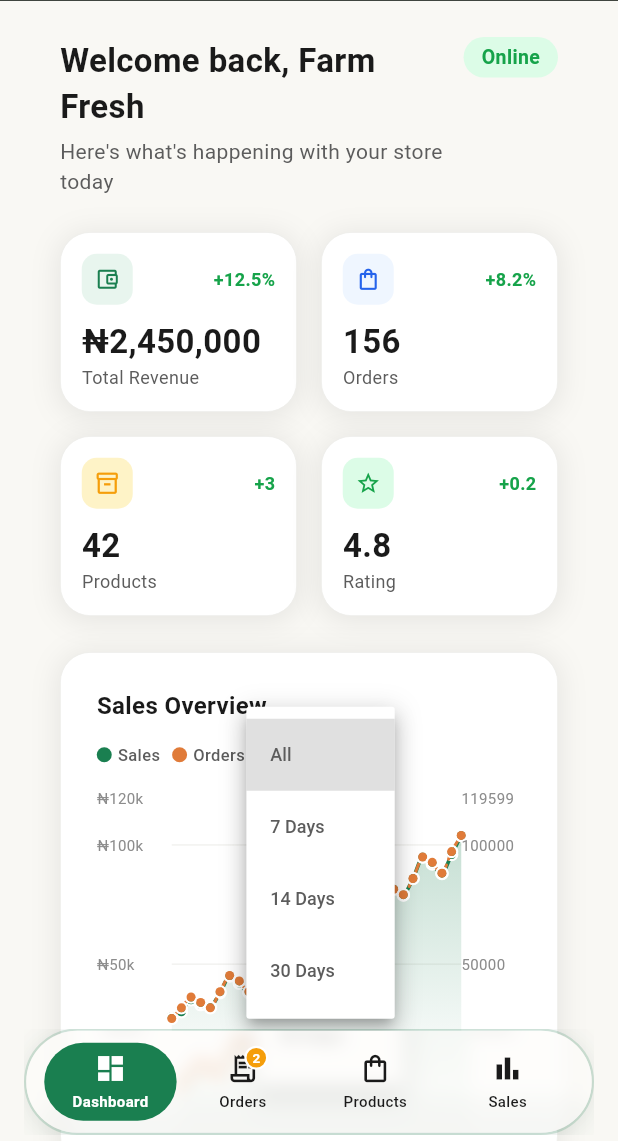
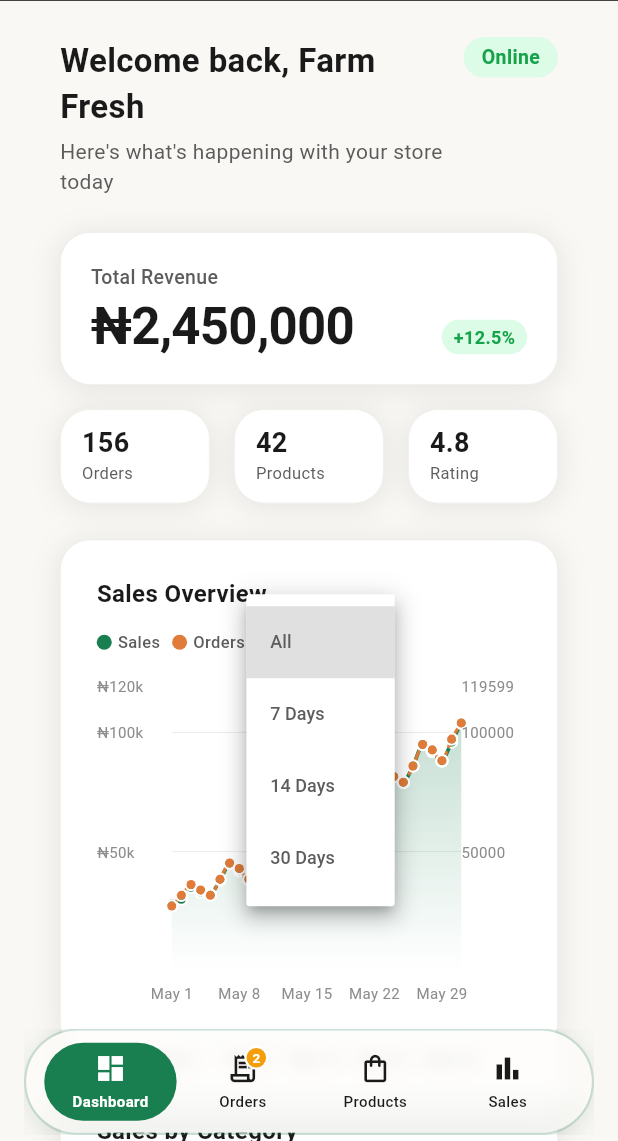
Before and after one commit to Delian21/growbox-vendor, a Flutter app: the MainLayout screen opened directly with empty values, after a tap on "All", on a phone screen of 412 x 824 dp, the part 95-1236 px from its top. Run offline on Flutter 3.47's test engine with Material 3 defaults, Android fonts, the phone set to English and light mode, and no system bars; drawn by our look-alikes of fl_chart; our stand-ins replace flutter_staggered_animations, go_router, image_picker, shared_preferences; accounts and stored records are empty.

Commit message:
Refactor stats grid layout and update stat card structure for improved readability

```diff
--- a/lib/features/dashboard/dashboard_screen.dart
+++ b/lib/features/dashboard/dashboard_screen.dart
@@ -182,99 +182,146 @@ class _DashboardScreenState extends State<DashboardScreen> {
     );
   }
 
-  // ── STATS CARDS — 2x2 bento grid ──
+  // ── STATS — 1 primary metric, 3 secondary ──
   Widget _buildStatsGrid(BuildContext context, bool isDark) {
-    final stats = [
-      _StatCard(title: 'Total Revenue', value: formatCurrency(2450000), change: '+12.5%', isPositive: true, icon: Icons.account_balance_wallet_outlined, color: AppColors.primary, bgColor: AppColors.primarySurface),
-      _StatCard(title: 'Orders', value: '156', change: '+8.2%', isPositive: true, icon: Icons.shopping_bag_outlined, color: AppColors.info, bgColor: AppColors.infoLight),
-      _StatCard(title: 'Products', value: '42', change: '+3', isPositive: true, icon: Icons.inventory_2_outlined, color: AppColors.warning, bgColor: AppColors.warningLight),
-      _StatCard(title: 'Rating', value: '4.8', change: '+0.2', isPositive: true, icon: Icons.star_outline, color: AppColors.success, bgColor: AppColors.successLight),
+    final primary = _StatCard(
+      title: 'Total Revenue',
+      value: formatCurrency(2450000),
+      change: '+12.5%',
+    );
+    const secondary = [
+      _StatCard(title: 'Orders', value: '156'),
+      _StatCard(title: 'Products', value: '42'),
+      _StatCard(title: 'Rating', value: '4.8'),
     ];
 
-    return LayoutBuilder(
-      builder: (context, constraints) {
-        final columns = constraints.maxWidth > 700 ? 4 : 2;
-        final itemWidth = (constraints.maxWidth - AppDimensions.lg * (columns - 1)) / columns;
     return AnimatedSwitcher(
       duration: const Duration(milliseconds: 350),
       child: _isRefreshing
-              ? Wrap(
+          ? Column(
               key: const ValueKey('skeleton'),
-                  spacing: AppDimensions.lg,
-                  runSpacing: AppDimensions.lg,
-                  children: List.generate(4, (_) => SizedBox(
-                    width: itemWidth,
-                    child: const GrowboxCard(
-                      padding: EdgeInsets.all(14),
-                      child: StatCardSkeleton(),
+              children: [
+                const GrowboxCard(padding: EdgeInsets.all(20), child: StatCardSkeleton()),
+                const SizedBox(height: AppDimensions.lg),
+                Row(
+                  children: [
+                    for (var i = 0; i < 3; i++) ...[
+                      if (i > 0) const SizedBox(width: AppDimensions.lg),
+                      const Expanded(child: GrowboxCard(padding: EdgeInsets.all(14), child: StatCardSkeleton())),
+                    ],
+                  ],
                 ),
-                  )).toList(),
+              ],
             )
-              : Wrap(
+          : Column(
               key: const ValueKey('data'),
-                  spacing: AppDimensions.lg,
-                  runSpacing: AppDimensions.lg,
-                  children: stats.map((stat) => SizedBox(
-                    width: itemWidth,
-                    child: _buildStatCard(context, stat, isDark),
-                  )).toList(),
+              children: [
+                _buildPrimaryStatCard(context, primary, isDark),
+                const SizedBox(height: AppDimensions.lg),
+                Row(
+                  children: [
+                    for (var i = 0; i < secondary.length; i++) ...[
+                      if (i > 0) const SizedBox(width: AppDimensions.lg),
+                      Expanded(child: _buildSecondaryStatCard(context, secondary[i], isDark)),
+                    ],
+                  ],
                 ),
-        );
-      },
+              ],
+            ),
     );
   }
 
-  Widget _buildStatCard(BuildContext context, _StatCard stat, bool isDark) {
+  // Primary metric — the one thing the eye should land on.
+  Widget _buildPrimaryStatCard(BuildContext context, _StatCard stat, bool isDark) {
     return GrowboxCard(
-      padding: const EdgeInsets.all(14),
+      padding: const EdgeInsets.all(20),
       child: Column(
         crossAxisAlignment: CrossAxisAlignment.start,
-        mainAxisAlignment: MainAxisAlignment.center,
         mainAxisSize: MainAxisSize.min,
         children: [
+          Text(
+            stat.title,
+            style: TextStyle(
+              fontSize: 13,
+              fontWeight: FontWeight.w500,
+              color: isDark ? AppColors.darkTextSecondary : AppColors.textSecondary,
+            ),
+          ),
+          const SizedBox(height: 6),
           Row(
+            crossAxisAlignment: CrossAxisAlignment.end,
             children: [
+              Expanded(
+                child: FittedBox(
+                  fit: BoxFit.scaleDown,
+                  alignment: Alignment.centerLeft,
+                  child: Text(
+                    stat.value,
+                    style: TextStyle(
+                      fontSize: 34,
+                      fontWeight: FontWeight.w700,
+                      letterSpacing: -0.5,
+                      color: isDark ? AppColors.darkTextPrimary : AppColors.textPrimary,
+                      height: 1.05,
+                    ),
+                  ),
+                ),
+              ),
+              if (stat.change != null) ...[
+                const SizedBox(width: 12),
                 Container(
-                width: 34,
-                height: 34,
+                  padding: const EdgeInsets.symmetric(horizontal: 8, vertical: 3),
                   decoration: BoxDecoration(
-                  color: stat.bgColor,
-                  borderRadius: BorderRadius.circular(AppDimensions.radiusMd),
+                    color: isDark
+                        ? AppColors.success.withValues(alpha: 0.15)
+                        : AppColors.successLight,
+                    borderRadius: BorderRadius.circular(999),
                   ),
-                child: Icon(stat.icon, size: 17, color: stat.color),
-              ),
-              const Spacer(),
-              Text(
-                stat.change,
+                  child: Text(
+                    stat.change!,
                     style: TextStyle(
                       fontSize: 12,
                       fontWeight: FontWeight.w600,
-                  color: stat.isPositive ? AppColors.success : AppColors.error,
+                      color: isDark ? AppColors.darkPrimary : AppColors.success,
+                    ),
                   ),
                 ),
               ],
+            ],
           ),
-          const SizedBox(height: 12),
+        ],
+      ),
+    );
+  }
+
+  // Secondary metrics — quiet supporting numbers.
+  Widget _buildSecondaryStatCard(BuildContext context, _StatCard stat, bool isDark) {
+    return GrowboxCard(
+      padding: const EdgeInsets.symmetric(horizontal: 14, vertical: 12),
+      child: Column(
+        crossAxisAlignment: CrossAxisAlignment.start,
+        mainAxisSize: MainAxisSize.min,
+        children: [
           FittedBox(
             fit: BoxFit.scaleDown,
             alignment: Alignment.centerLeft,
             child: Text(
               stat.value,
               style: TextStyle(
-                fontSize: 22,
+                fontSize: 18,
                 fontWeight: FontWeight.w700,
                 color: isDark ? AppColors.darkTextPrimary : AppColors.textPrimary,
                 height: 1.1,
               ),
             ),
           ),
-          const SizedBox(height: 4),
+          const SizedBox(height: 2),
           Text(
             stat.title,
             maxLines: 1,
             overflow: TextOverflow.ellipsis,
             style: TextStyle(
-              fontSize: 12,
+              fontSize: 11,
               color: isDark ? AppColors.darkTextSecondary : AppColors.textSecondary,
             ),
           ),
@@ -896,11 +943,9 @@ class _DashboardScreenState extends State<DashboardScreen> {
 
 // ── HELPER CLASSES ──
 class _StatCard {
-  final String title, value, change;
-  final bool isPositive;
-  final IconData icon;
-  final Color color, bgColor;
-  _StatCard({required this.title, required this.value, required this.change, required this.isPositive, required this.icon, required this.color, required this.bgColor});
+  final String title, value;
+  final String? change;
+  const _StatCard({required this.title, required this.value, this.change});
 }
 
 class _OrderItem {
```
Lines whose indentation alone changed are shown as unchanged.
